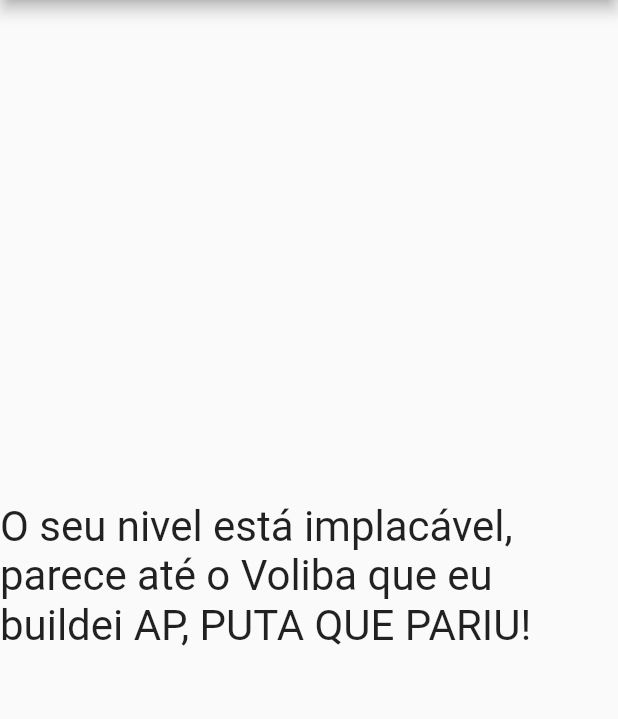
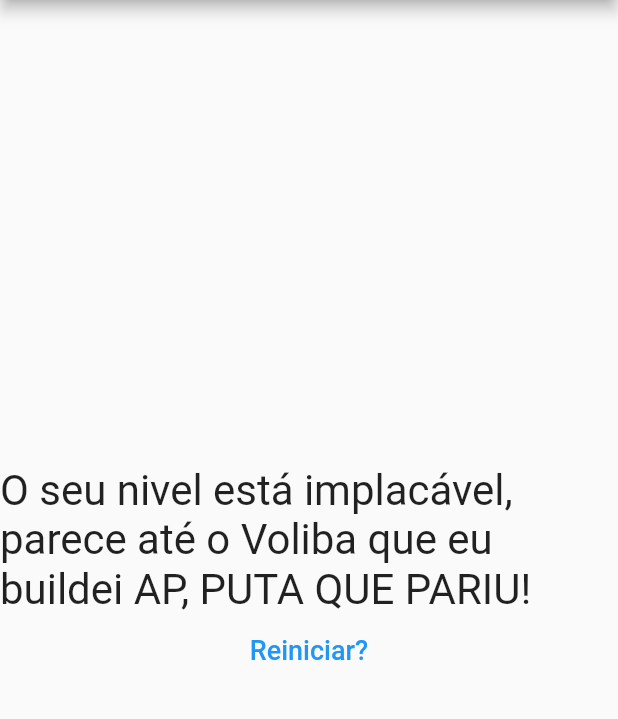
Before and after one commit to HeroRickyGAMES/Projeto_Perguntas_Flutter, a Flutter app: the screen it shows after launch, after a tap on "Preto", after a tap on "Cobra", after a tap on "Foi dar a bunda", on a phone screen of 412 x 824 dp, the part 84-803 px from its top. Run offline on Flutter 3.47's test engine with Material 2 defaults, Android fonts, the phone set to English and light mode, and no system bars.

Commit message:
Reiniciando Questionário

```diff
--- a/lib/main.dart
+++ b/lib/main.dart
@@ -60,6 +60,15 @@ class _PerguntaAppState extends State<PerguntaApp>{
     }
   }
 
+  void reiniciarQuestionario(){
+
+    setState(() {
+      PerguntaSelecionada = 0;
+      pontuacaoTotal = 0;
+    });
+
+  }
+
   bool get temPerguntaSelecionada{
     return PerguntaSelecionada < perguntas.length;
   }
@@ -76,7 +85,7 @@ class _PerguntaAppState extends State<PerguntaApp>{
         ),
         body: temPerguntaSelecionada ?
             Questionario(perguntas: perguntas, PerguntaSelecionada: PerguntaSelecionada, responder: responder)
-            : Resultado(pontuacaoTotal),
+            : Resultado(pontuacaoTotal, reiniciarQuestionario),
       ),
 
     );
--- a/lib/resultado.dart
+++ b/lib/resultado.dart
@@ -5,9 +5,11 @@ import 'package:flutter/material.dart';
 class Resultado extends StatelessWidget{
 
   final int pontuacao;
+  final void Function() quandoreiniciarQuestionario;
 
   Resultado(
-      this.pontuacao
+      this.pontuacao,
+      this.quandoreiniciarQuestionario
       );
 
   String get fraseResultado {
@@ -31,7 +33,10 @@ class Resultado extends StatelessWidget{
   @override
   Widget build(BuildContext context) {
 
-    return Center(
+    return Column(
+      mainAxisAlignment: MainAxisAlignment.center,
+            children: [
+              Center(
                   child:
                   Text(
                   fraseResultado,
@@ -39,6 +44,17 @@ class Resultado extends StatelessWidget{
                   fontSize: 28
               ),
               )
+         ),
+              TextButton(
+                  onPressed: quandoreiniciarQuestionario,
+                  child: Text('Reiniciar?',
+                    style: TextStyle(
+                      fontSize: 18,
+
+                    ),
+                  ),
+              )
+      ],
     );
 
   }
```
Lines whose indentation alone changed are shown as unchanged.
